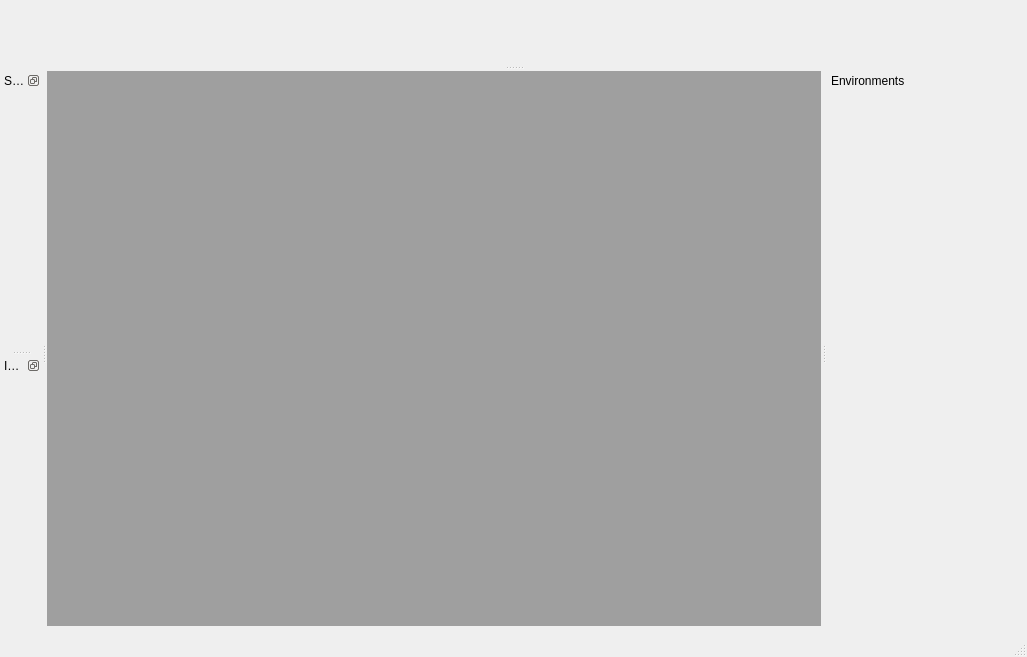
Qt form BleachUI/CoreView/ui/MainWindow.ui (fatehmtd/RequestFlow) before a commit.
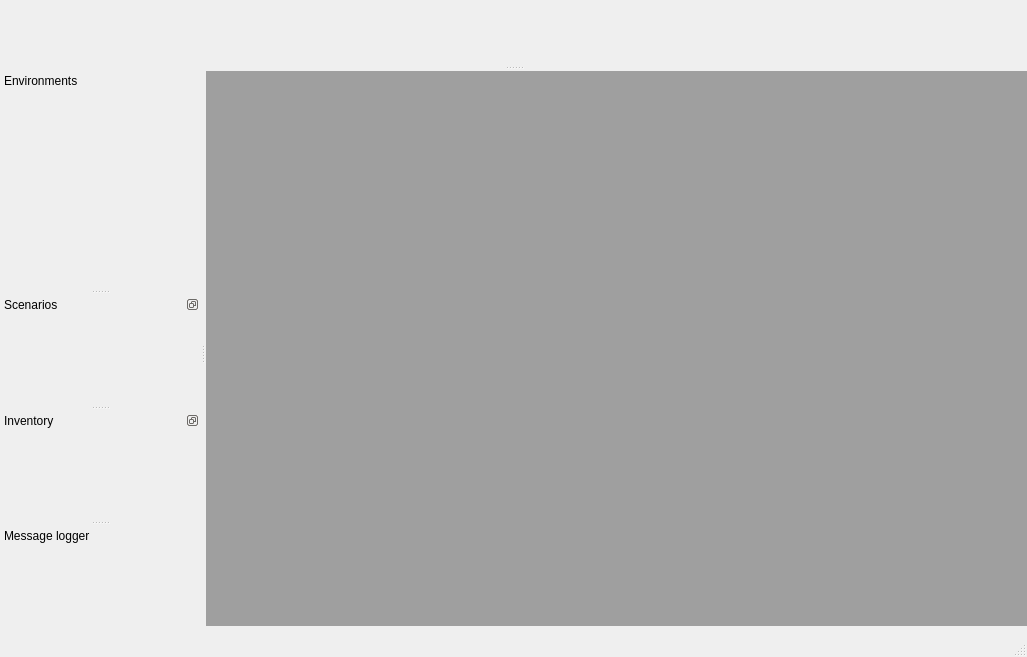
The same form after that commit. Icons and pictures are not drawn. Custom widgets are drawn as their Qt base class.

Patch:
```diff
--- a/BleachUI/CoreView/ui/MainWindow.ui
+++ b/BleachUI/CoreView/ui/MainWindow.ui
@@ -118,7 +118,7 @@
     <string>Environments</string>
    </property>
    <attribute name="dockWidgetArea">
-    <number>2</number>
+    <number>1</number>
    </attribute>
    <widget class="EnvironmentsWidget" name="environmentsWidget"/>
   </widget>
@@ -149,6 +149,42 @@
    </attribute>
    <widget class="InventoryWidget" name="inventoryWidget"/>
   </widget>
+  <widget class="QDockWidget" name="dockWidget_5">
+   <property name="features">
+    <set>QDockWidget::DockWidgetMovable</set>
+   </property>
+   <property name="allowedAreas">
+    <set>Qt::BottomDockWidgetArea|Qt::LeftDockWidgetArea|Qt::RightDockWidgetArea</set>
+   </property>
+   <property name="windowTitle">
+    <string>Message logger</string>
+   </property>
+   <attribute name="dockWidgetArea">
+    <number>1</number>
+   </attribute>
+   <widget class="QWidget" name="dockWidgetContents_2">
+    <layout class="QGridLayout" name="gridLayout_3">
+     <property name="leftMargin">
+      <number>0</number>
+     </property>
+     <property name="topMargin">
+      <number>0</number>
+     </property>
+     <property name="rightMargin">
+      <number>0</number>
+     </property>
+     <property name="bottomMargin">
+      <number>0</number>
+     </property>
+     <property name="spacing">
+      <number>0</number>
+     </property>
+     <item row="0" column="0">
+      <widget class="LogMessagesWidget" name="logMessagesWidget" native="true"/>
+     </item>
+    </layout>
+   </widget>
+  </widget>
  </widget>
  <layoutdefault spacing="6" margin="11"/>
  <customwidgets>
@@ -170,6 +206,12 @@
    <header>inventorywidget.h</header>
    <container>1</container>
   </customwidget>
+  <customwidget>
+   <class>LogMessagesWidget</class>
+   <extends>QWidget</extends>
+   <header>logmessageswidget.h</header>
+   <container>1</container>
+  </customwidget>
  </customwidgets>
  <resources>
   <include location="../BleachUI.qrc"/>
```
Left out of the diff: 3 changed lines with no effect on the pictures.
